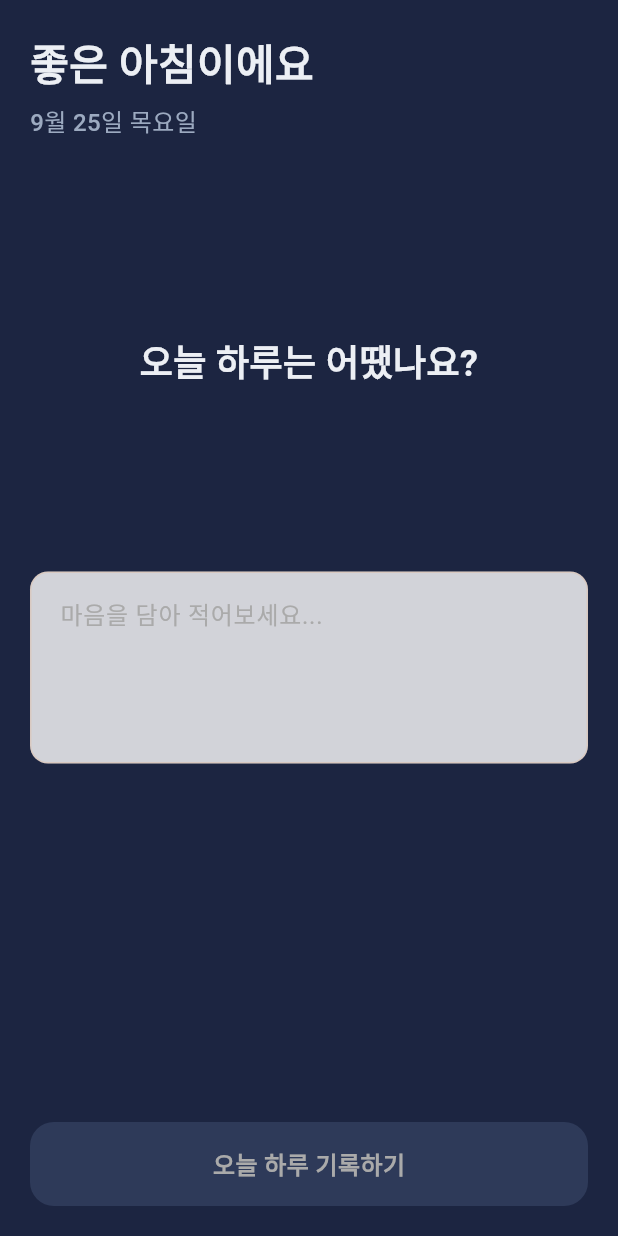
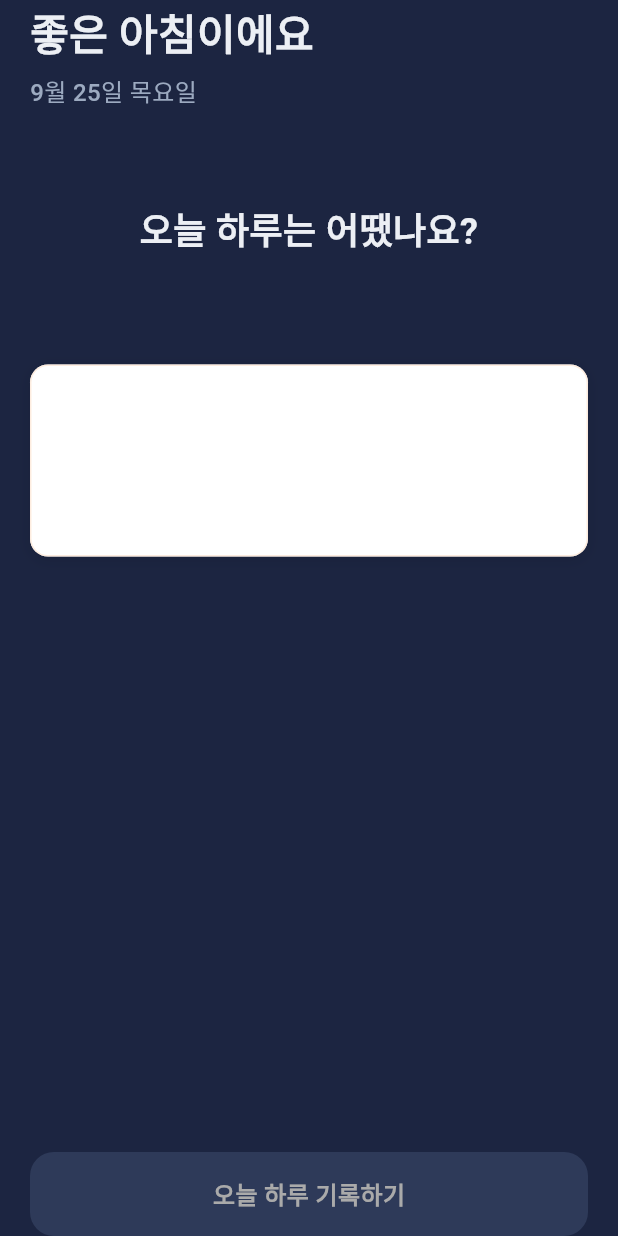
Before and after one commit to junghoonshin3/line_a_day, a Flutter app: the DiaryWriteView screen opened by its route, on a phone screen of 412 x 824 dp. Run offline on Flutter 3.47's test engine with Material 3 defaults, Android fonts, the phone set to English and light mode, and no system bars; our stand-ins replace flutter_riverpod, hive_flutter, table_calendar; accounts and stored records are empty; Roboto replaces fonts that are missing (NotoSansKR).

Commit message:
fix: 텍스트필드위젯 추가
fix

1. 애니메이션 적용한 텍스트 필드 및 여러 위젯 추가..

```diff
--- a/lib/screens/diary_write/diary_write_view.dart
+++ b/lib/screens/diary_write/diary_write_view.dart
@@ -109,12 +109,20 @@ class _DiaryWriteViewState extends ConsumerState<DiaryWriteView>
       child: Scaffold(
         backgroundColor: const Color(0xFF1C2541),
         body: SafeArea(
-          child: Padding(
-            padding: const EdgeInsets.symmetric(horizontal: 20, vertical: 20),
+          child: Expanded(
+            child: Container(
+              padding: const EdgeInsets.symmetric(horizontal: 20),
+              child: LayoutBuilder(
+                builder: (context, constraints) {
+                  return SingleChildScrollView(
+                    child: ConstrainedBox(
+                      constraints: BoxConstraints(
+                        minHeight: constraints.maxHeight,
+                      ),
+                      child: IntrinsicHeight(
                         child: Column(
                           crossAxisAlignment: CrossAxisAlignment.start,
                           children: [
-                // 상단 헤더
                             FadeTransition(
                               opacity: _fadeAnimation,
                               child: Column(
@@ -137,27 +145,23 @@ class _DiaryWriteViewState extends ConsumerState<DiaryWriteView>
                                       fontWeight: FontWeight.w500,
                                     ),
                                   ),
-                    ],
-                  ),
-                ),
-
-                const SizedBox(height: 48),
-
-                // 메인 프롬프트
-                Expanded(
-                  child: Column(
-                    children: [
-                      SizedBox(
-                        height: 200,
-                        child: SlideTransition(
+                                  const SizedBox(height: 20),
+                                  SlideTransition(
                                     position: _slideAnimation,
                                     child: FadeTransition(
                                       opacity: _fadeAnimation,
                                       child: AnimatedSwitcher(
-                              duration: const Duration(milliseconds: 500),
+                                        duration: const Duration(
+                                          milliseconds: 500,
+                                        ),
+                                        child: Container(
+                                          alignment: Alignment.center,
+                                          height: 120,
                                           child: Text(
                                             writeState.currentPrompt,
-                                key: ValueKey(writeState.currentPrompt),
+                                            key: ValueKey(
+                                              writeState.currentPrompt,
+                                            ),
                                             textAlign: TextAlign.center,
                                             style: const TextStyle(
                                               fontSize: 24,
@@ -170,40 +174,50 @@ class _DiaryWriteViewState extends ConsumerState<DiaryWriteView>
                                       ),
                                     ),
                                   ),
-
-                      const SizedBox(height: 40),
-
-                      // 텍스트 입력 필드
+                                ],
+                              ),
+                            ),
+                            const SizedBox(height: 30),
+                            Expanded(
+                              child: Column(
+                                children: [
                                   ScaleTransition(
                                     scale: _scaleAnimation,
                                     child: AnimatedContainer(
-                          duration: const Duration(milliseconds: 300),
+                                      duration: const Duration(
+                                        milliseconds: 300,
+                                      ),
                                       curve: Curves.easeInOut,
-                          child: TextFormField(
+                                      decoration: BoxDecoration(
+                                        color: Colors.white,
+                                        borderRadius: BorderRadius.circular(12),
+                                        boxShadow: [
+                                          BoxShadow(
+                                            color: Colors.black.withOpacity(
+                                              0.1,
+                                            ),
+                                            blurRadius: 8,
+                                            offset: const Offset(0, 2),
+                                          ),
+                                        ],
+                                      ),
+                                      child: TextField(
                                         autocorrect: false,
                                         controller: _textController,
                                         focusNode: _focusNode,
-                            maxLines: 4,
+                                        maxLines: 6,
+                                        minLines: 4,
                                         style: const TextStyle(
                                           fontSize: 16,
                                           fontWeight: FontWeight.w500,
                                           color: Color(0xFF1E1E1E),
                                           height: 1.5,
                                         ),
-                            decoration: const InputDecoration(
-                              hintText: "마음을 담아 적어보세요...",
-                              hintStyle: TextStyle(
-                                color: Color(0xFFAAAAAA),
-                                fontWeight: FontWeight.w400,
                                       ),
                                     ),
                                   ),
-                        ),
-                      ),
-
-                      const SizedBox(height: 24),
-
                                   // 작성 중일 때 추가 UI
+                                  const SizedBox(height: 30),
                                   AnimatedOpacity(
                                     opacity: writeState.isWriting ? 1.0 : 0.0,
                                     duration: const Duration(milliseconds: 300),
@@ -211,7 +225,9 @@ class _DiaryWriteViewState extends ConsumerState<DiaryWriteView>
                                       offset: writeState.isWriting
                                           ? Offset.zero
                                           : const Offset(0, 0.2),
-                          duration: const Duration(milliseconds: 300),
+                                      duration: const Duration(
+                                        milliseconds: 300,
+                                      ),
                                       child: Column(
                                         children: [
                                           Text(
@@ -220,7 +236,7 @@ class _DiaryWriteViewState extends ConsumerState<DiaryWriteView>
                                               fontSize: 14,
                                               color: const Color(
                                                 0xFF007AFF,
-                                  ).withValues(alpha: 0.8),
+                                              ).withOpacity(0.8),
                                               fontWeight: FontWeight.w400,
                                             ),
                                           ),
@@ -243,8 +259,6 @@ class _DiaryWriteViewState extends ConsumerState<DiaryWriteView>
                                 ],
                               ),
                             ),
-
-                // 하단 버튼
                             ScaleTransition(
                               scale: _scaleAnimation,
                               child: AnimatedContainer(
@@ -254,7 +268,10 @@ class _DiaryWriteViewState extends ConsumerState<DiaryWriteView>
                                 decoration: BoxDecoration(
                                   gradient: writeState.text.isNotEmpty
                                       ? const LinearGradient(
-                              colors: [Color(0xFF3A506B), Color(0xFF5BC0BE)],
+                                          colors: [
+                                            Color(0xFF3A506B),
+                                            Color(0xFF5BC0BE),
+                                          ],
                                         )
                                       : null,
                                   color: writeState.text.isNotEmpty
@@ -266,7 +283,7 @@ class _DiaryWriteViewState extends ConsumerState<DiaryWriteView>
                                           BoxShadow(
                                             color: const Color(
                                               0xFF5BC0BE,
-                                ).withValues(alpha: 0.3),
+                                            ).withOpacity(0.3),
                                             blurRadius: 12,
                                             offset: const Offset(0, 6),
                                           ),
@@ -280,10 +297,16 @@ class _DiaryWriteViewState extends ConsumerState<DiaryWriteView>
                                     onTap: writeState.text.isNotEmpty
                                         ? () {
                                             // 저장 로직
-                                ScaffoldMessenger.of(context).showSnackBar(
+                                            ScaffoldMessenger.of(
+                                              context,
+                                            ).showSnackBar(
                                               const SnackBar(
-                                    content: Text("소중한 하루가 기록되었어요 💫"),
-                                    backgroundColor: Color(0xFFD6B488),
+                                                content: Text(
+                                                  "소중한 하루가 기록되었어요 💫",
+                                                ),
+                                                backgroundColor: Color(
+                                                  0xFFD6B488,
+                                                ),
                                               ),
                                             );
                                           }
@@ -306,6 +329,12 @@ class _DiaryWriteViewState extends ConsumerState<DiaryWriteView>
                               ),
                             ),
                           ],
+                        ),
+                      ),
+                    ),
+                  );
+                },
+              ),
             ),
           ),
         ),
--- a/lib/screens/diary_write/diary_write_view_model.dart
+++ b/lib/screens/diary_write/diary_write_view_model.dart
@@ -36,8 +36,8 @@ class DiaryWriteViewModel extends StateNotifier<DiaryWriteState> {
   void _startPromptRotation() {
     _promptTimer?.cancel();
     _promptTimer = Timer.periodic(const Duration(seconds: 4), (timer) {
-      if (!state.isWriting) {
-        final shuffledPrompts = [..._prompts]..shuffle();
+      final shuffledPrompts = [..._prompts]..shuffle();
+      if (mounted) {
         state = state.copyWith(currentPrompt: shuffledPrompts.first);
       }
     });
@@ -45,6 +45,8 @@ class DiaryWriteViewModel extends StateNotifier<DiaryWriteState> {
 }
 
 final diaryWriteViewModelProvider =
-    StateNotifierProvider<DiaryWriteViewModel, DiaryWriteState>((ref) {
+    StateNotifierProvider.autoDispose<DiaryWriteViewModel, DiaryWriteState>((
+      ref,
+    ) {
       return DiaryWriteViewModel();
     });
```
Lines whose indentation alone changed are shown as unchanged.
